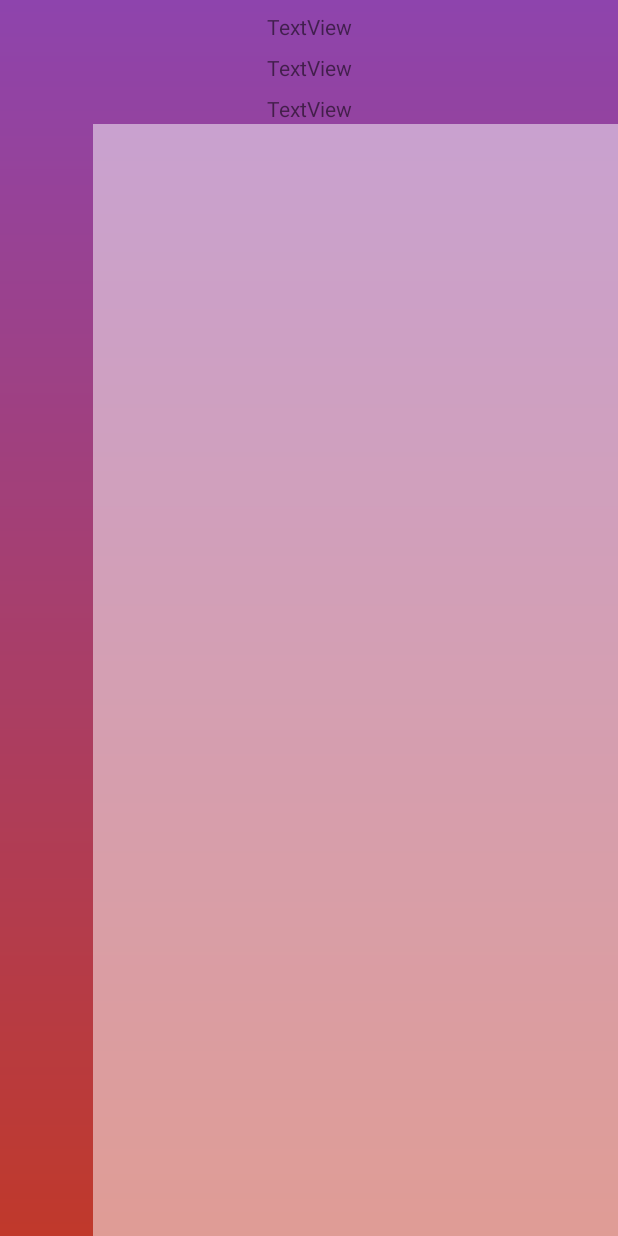
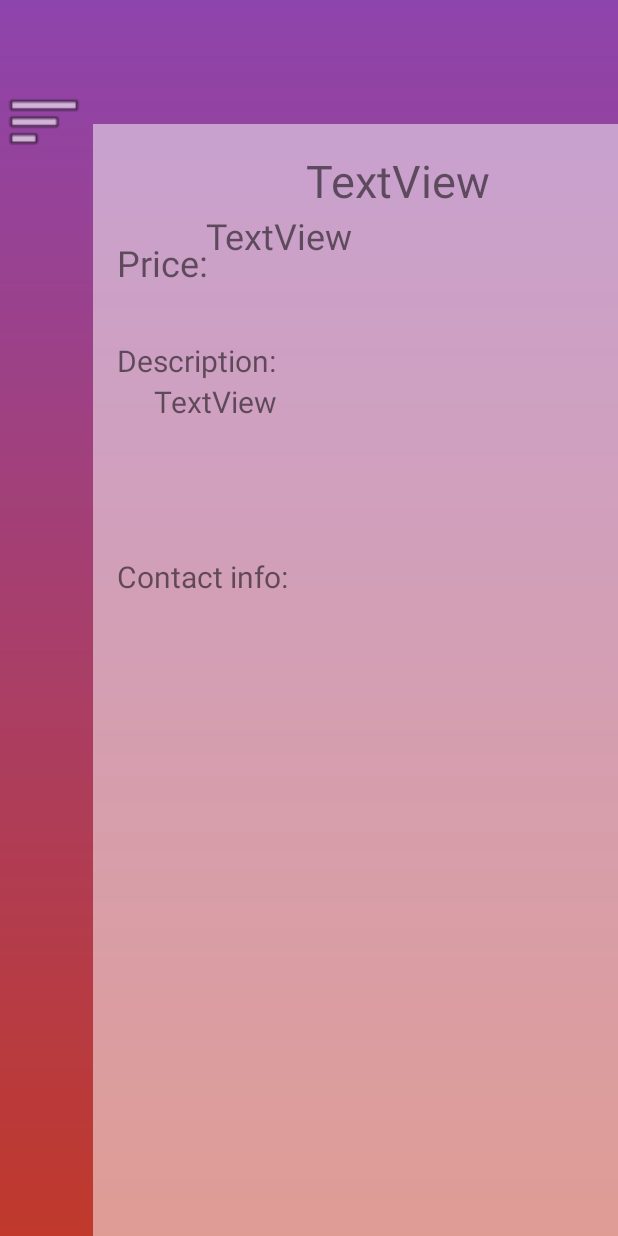
Before and after one commit to EgorCheh/Gosha, an Android app: the JobDetail screen opened directly, with no data from a screen before it, on a phone screen of 412 x 824 dp. Run offline under Robolectric (Android 15) with nearby library versions, the phone set to English and light mode, and no system bars; Roboto replaces fonts that are not available here; 4 statements that could not run were skipped.

Commit message:
11.05.2019 job_detail

```diff
--- a/app/src/main/res/layout/activity_job_detail.xml
+++ b/app/src/main/res/layout/activity_job_detail.xml
@@ -6,18 +6,68 @@
     android:background="@drawable/background"
     tools:context=".JobDetail">
 
+    <ImageView
+        android:id="@+id/imageView4"
+        android:layout_width="0dp"
+        android:layout_height="0dp"
+        app:layout_constraintBottom_toBottomOf="parent"
+        app:layout_constraintEnd_toEndOf="parent"
+        app:layout_constraintHorizontal_bias="0.0"
+        app:layout_constraintStart_toStartOf="@+id/guideline7"
+        app:layout_constraintTop_toTopOf="@+id/guideline8"
+        app:layout_constraintVertical_bias="0.0"
+        app:srcCompat="@android:drawable/screen_background_light_transparent" />
+
+    <TextView
+        android:id="@+id/textView5"
+        android:layout_width="wrap_content"
+        android:layout_height="wrap_content"
+        android:layout_marginStart="16dp"
+        android:layout_marginLeft="16dp"
+        android:layout_marginTop="144dp"
+        android:text="Description:"
+        android:textSize="20sp"
+        app:layout_constraintStart_toStartOf="@+id/guideline7"
+        app:layout_constraintTop_toTopOf="@+id/guideline8" />
+
+    <TextView
+        android:id="@+id/textView4"
+        android:layout_width="wrap_content"
+        android:layout_height="wrap_content"
+        android:layout_marginStart="16dp"
+        android:layout_marginLeft="16dp"
+        android:layout_marginTop="288dp"
+        android:text="Contact info:"
+        android:textSize="20sp"
+        app:layout_constraintStart_toStartOf="@+id/guideline7"
+        app:layout_constraintTop_toTopOf="@+id/guideline8" />
+
+    <TextView
+        android:id="@+id/textView3"
+        android:layout_width="wrap_content"
+        android:layout_height="wrap_content"
+        android:layout_marginStart="16dp"
+        android:layout_marginLeft="16dp"
+        android:layout_marginTop="76dp"
+        android:text="Price:"
+        android:textSize="24sp"
+        app:layout_constraintStart_toStartOf="@+id/guideline7"
+        app:layout_constraintTop_toTopOf="@+id/guideline8" />
+
     <TextView
         android:id="@+id/tv_title"
         android:layout_width="wrap_content"
         android:layout_height="wrap_content"
         android:layout_marginStart="8dp"
         android:layout_marginLeft="8dp"
-        android:layout_marginTop="8dp"
+        android:layout_marginTop="100dp"
         android:layout_marginEnd="8dp"
         android:layout_marginRight="8dp"
 
         android:text="TextView"
+        android:textSize="30sp"
         app:layout_constraintEnd_toEndOf="parent"
+        app:layout_constraintHorizontal_bias="0.716"
         app:layout_constraintStart_toStartOf="parent"
         app:layout_constraintTop_toTopOf="parent" />
 
@@ -27,13 +77,14 @@
         android:layout_height="wrap_content"
         android:layout_marginStart="8dp"
         android:layout_marginLeft="8dp"
-        android:layout_marginTop="8dp"
         android:layout_marginEnd="8dp"
         android:layout_marginRight="8dp"
         android:text="TextView"
+        android:textSize="20sp"
         app:layout_constraintEnd_toEndOf="parent"
-        app:layout_constraintStart_toStartOf="parent"
-        app:layout_constraintTop_toBottomOf="@+id/tv_title" />
+        app:layout_constraintHorizontal_bias="0.072"
+        app:layout_constraintStart_toStartOf="@+id/textView5"
+        app:layout_constraintTop_toBottomOf="@+id/textView5" />
 
     <TextView
         android:id="@+id/tv_price"
@@ -41,13 +92,14 @@
         android:layout_height="wrap_content"
         android:layout_marginStart="8dp"
         android:layout_marginLeft="8dp"
-        android:layout_marginTop="8dp"
         android:layout_marginEnd="8dp"
         android:layout_marginRight="8dp"
         android:text="TextView"
+        android:textSize="24sp"
         app:layout_constraintEnd_toEndOf="parent"
+        app:layout_constraintHorizontal_bias="0.434"
         app:layout_constraintStart_toStartOf="parent"
-        app:layout_constraintTop_toBottomOf="@+id/tv_description" />
+        app:layout_constraintTop_toBottomOf="@+id/tv_title" />
 
     <TextView
         android:id="@+id/tv_contact"
@@ -55,13 +107,14 @@
         android:layout_height="wrap_content"
         android:layout_marginStart="8dp"
         android:layout_marginLeft="8dp"
-        android:layout_marginTop="8dp"
+        android:layout_marginTop="4dp"
         android:layout_marginEnd="8dp"
         android:layout_marginRight="8dp"
         android:text="TextView"
+        android:textSize="20sp"
         app:layout_constraintEnd_toEndOf="parent"
-        app:layout_constraintStart_toStartOf="parent"
-        app:layout_constraintTop_toBottomOf="@+id/tv_price" />
+        app:layout_constraintStart_toStartOf="@+id/guideline7"
+        app:layout_constraintTop_toBottomOf="@+id/textView4" />
 
     <android.support.constraint.Guideline
         android:id="@+id/guideline7"
@@ -78,12 +131,14 @@
         app:layout_constraintGuide_percent="0.1" />
 
     <ImageView
-        android:id="@+id/imageView4"
-        android:layout_width="0dp"
-        android:layout_height="0dp"
-        app:layout_constraintBottom_toBottomOf="parent"
+        android:id="@+id/imageView5"
+        android:layout_width="53dp"
+        android:layout_height="66dp"
+        android:layout_marginTop="48dp"
+        android:layout_marginEnd="356dp"
+        android:layout_marginRight="356dp"
         app:layout_constraintEnd_toEndOf="parent"
-        app:layout_constraintStart_toStartOf="@+id/guideline7"
-        app:layout_constraintTop_toTopOf="@+id/guideline8"
-        app:srcCompat="@android:drawable/screen_background_light_transparent" />
+        app:layout_constraintTop_toTopOf="parent"
+        app:srcCompat="@android:drawable/ic_menu_sort_by_size" />
+
 </android.support.constraint.ConstraintLayout>
```
